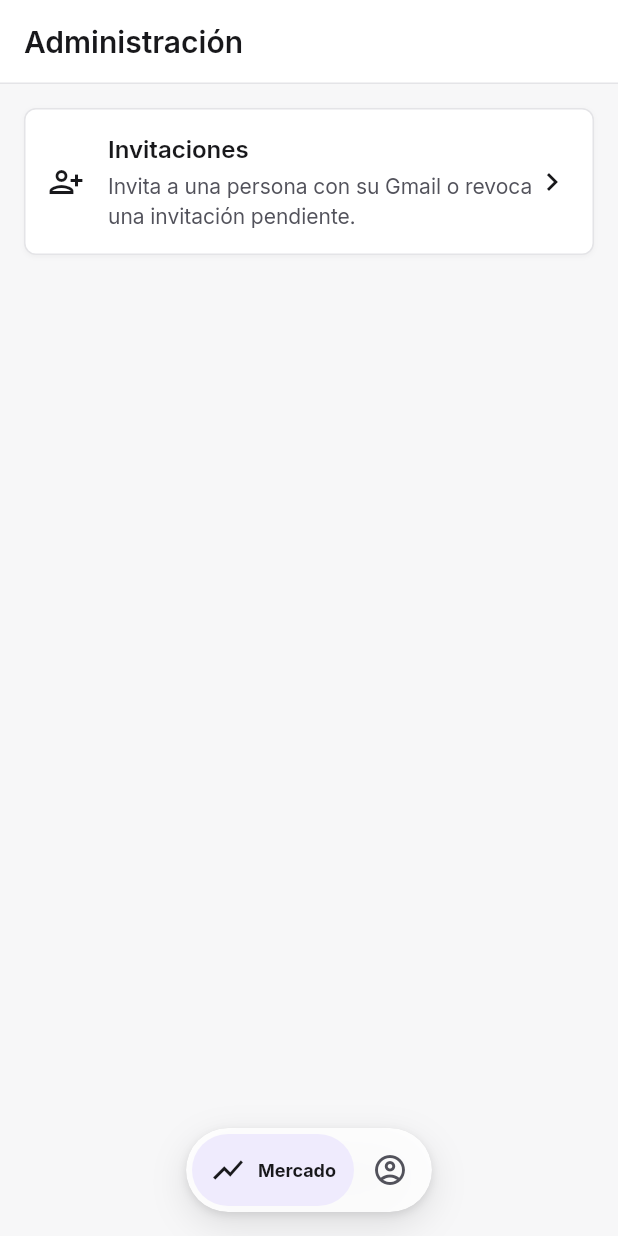
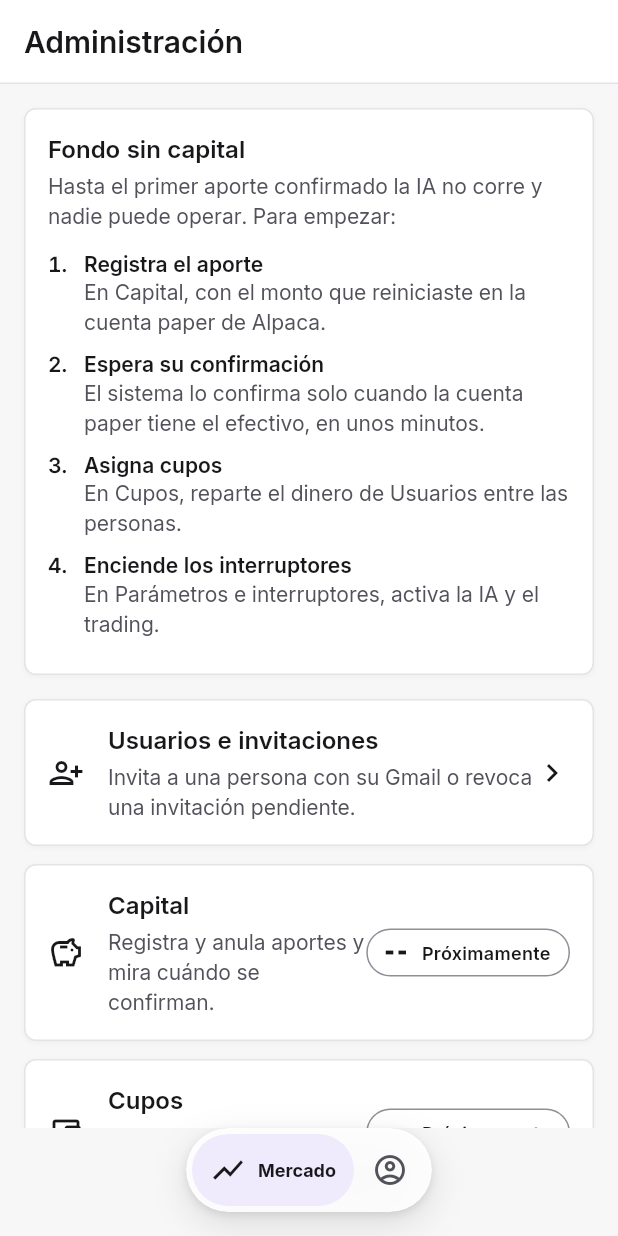
Before and after one commit to riverbonilla1504/NASTOCK, a Flutter app: the PaginaAdministracion screen opened by its route, on a phone screen of 412 x 824 dp. Run offline on Flutter 3.47's test engine with Material 3 defaults, Android fonts, the phone set to English and light mode, and no system bars; our stand-ins replace flutter_riverpod, flutter_secure_storage, go_router, google_sign_in, supabase_flutter; accounts and stored records are empty.

Commit message:
Agrega las entradas del MVP corto y la guía de primeros pasos a Administración (#123)
La guía aparece mientras el fondo no tiene un aporte confirmado. Las entradas sin pantalla quedan deshabilitadas hasta que su historia registra la subruta.

```diff
--- a/lib/app/destinos.dart
+++ b/lib/app/destinos.dart
@@ -95,6 +95,19 @@ final List<Destino> destinosDelMvp = [
   ),
 ];
 
+/// Si la sección [ruta] de Administración (`/admin/capital`…) ya tiene
+/// pantalla. Cada historia de E-11 registra su subruta en [destinosDelMvp] y
+/// con eso su entrada de Administración deja de estar deshabilitada.
+bool seccionDeAdministracionDisponible(String ruta) {
+  for (final destino in destinosDelMvp) {
+    if (destino.ruta != Rutas.admin) continue;
+    for (final subruta in destino.subrutas) {
+      if ('${Rutas.admin}/${subruta.path}' == ruta) return true;
+    }
+  }
+  return false;
+}
+
 /// El menú de [rol], en orden. Sin rol (o con un rol desconocido) solo queda
 /// Mercado, que es de todos y nunca deja a nadie sin a dónde ir.
 List<Destino> destinosDeRol(RolApp? rol) => [
--- a/lib/app/rutas.dart
+++ b/lib/app/rutas.dart
@@ -22,6 +22,15 @@ abstract final class Rutas {
   /// invitaciones" de HU-098 vive en la misma ruta.
   static const String adminUsuarios = '/admin/usuarios';
 
+  /// Capital: aportes (HU-099).
+  static const String adminCapital = '/admin/capital';
+
+  /// Cupos (HU-100).
+  static const String adminCupos = '/admin/cupos';
+
+  /// Parámetros e interruptores (HU-101).
+  static const String adminParametros = '/admin/parametros';
+
   /// Bandeja de riesgo: no existe en el MVP corto, pero su regla de acceso sí
   /// (Analista permitido, Administrador en solo lectura).
   static const String riesgo = '/riesgo';
--- /dev/null
+++ b/lib/features/admin/data/fondo_repositorio.dart
@@ -0,0 +1,42 @@
+/// Repositorio del estado del fondo para Administración: ¿ya tiene capital?
+/// Lee `movimientos_capital`, que solo ven el Analista y el Administrador por
+/// RLS (docs/03 §4.3). No escribe nada.
+library;
+
+import 'package:flutter_riverpod/flutter_riverpod.dart';
+import 'package:supabase_flutter/supabase_flutter.dart';
+
+import '../../../core/supabase/cliente_supabase.dart';
+
+abstract interface class FondoRepositorio {
+  /// `true` si hay al menos un aporte confirmado: el fondo ya tiene capital
+  /// (RN-11). Antes del primer aporte confirmado el fondo no opera.
+  Future<bool> tieneCapital();
+}
+
+class FondoRepositorioSupabase implements FondoRepositorio {
+  const FondoRepositorioSupabase(this._cliente);
+
+  final SupabaseClient _cliente;
+
+  @override
+  Future<bool> tieneCapital() async {
+    final filas = await _cliente
+        .from('movimientos_capital')
+        .select('id')
+        .eq('tipo', 'aporte')
+        .eq('estado', 'confirmado')
+        .limit(1);
+    return filas.isNotEmpty;
+  }
+}
+
+final fondoRepositorioProvider = Provider<FondoRepositorio>(
+  (ref) => FondoRepositorioSupabase(ref.watch(clienteSupabaseProvider)),
+);
+
+/// Si el fondo ya tiene capital. Se vuelve a leer cada vez que se abre
+/// Administración, así la guía desaparece tras el primer aporte confirmado.
+final fondoConCapitalProvider = FutureProvider.autoDispose<bool>(
+  (ref) => ref.watch(fondoRepositorioProvider).tieneCapital(),
+);
--- /dev/null
+++ b/lib/features/admin/presentation/guia_de_primeros_pasos.dart
@@ -0,0 +1,88 @@
+/// Guía de primeros pasos (CB-80, docs/08 §7.6): mientras el fondo no tiene
+/// capital, le dice al Administrador por dónde empezar. Solo nombra pasos cuya
+/// pantalla existe en el MVP corto.
+library;
+
+import 'package:flutter/material.dart';
+
+import '../../../app/tema.dart';
+import '../../../shared/widgets/tarjeta.dart';
+
+/// Los cuatro pasos, en orden.
+const List<({String titulo, String detalle})> pasosDePrimerosPasos = [
+  (
+    titulo: 'Registra el aporte',
+    detalle:
+        'En Capital, con el monto que reiniciaste en la cuenta paper de '
+        'Alpaca.',
+  ),
+  (
+    titulo: 'Espera su confirmación',
+    detalle:
+        'El sistema lo confirma solo cuando la cuenta paper tiene el '
+        'efectivo, en unos minutos.',
+  ),
+  (
+    titulo: 'Asigna cupos',
+    detalle: 'En Cupos, reparte el dinero de Usuarios entre las personas.',
+  ),
+  (
+    titulo: 'Enciende los interruptores',
+    detalle: 'En Parámetros e interruptores, activa la IA y el trading.',
+  ),
+];
+
+class GuiaDePrimerosPasos extends StatelessWidget {
+  const GuiaDePrimerosPasos({super.key});
+
+  @override
+  Widget build(BuildContext context) {
+    final c = context.colores;
+    final textos = Theme.of(context).textTheme;
+    return Tarjeta(
+      child: Column(
+        crossAxisAlignment: CrossAxisAlignment.start,
+        children: [
+          Text('Fondo sin capital', style: textos.titleMedium),
+          const SizedBox(height: Espacio.x1),
+          Text(
+            'Hasta el primer aporte confirmado la IA no corre y nadie puede '
+            'operar. Para empezar:',
+            style: textos.bodyMedium!.copyWith(color: c.tintaSuave),
+          ),
+          const SizedBox(height: Espacio.x3),
+          for (var i = 0; i < pasosDePrimerosPasos.length; i++)
+            Padding(
+              padding: const EdgeInsets.only(bottom: Espacio.x2),
+              child: Row(
+                crossAxisAlignment: CrossAxisAlignment.start,
+                children: [
+                  SizedBox(
+                    width: Espacio.x6,
+                    child: Text('${i + 1}.', style: textos.titleSmall),
+                  ),
+                  Expanded(
+                    child: Column(
+                      crossAxisAlignment: CrossAxisAlignment.start,
+                      children: [
+                        Text(
+                          pasosDePrimerosPasos[i].titulo,
+                          style: textos.titleSmall,
+                        ),
+                        Text(
+                          pasosDePrimerosPasos[i].detalle,
+                          style: textos.bodyMedium!.copyWith(
+                            color: c.tintaSuave,
+                          ),
+                        ),
+                      ],
+                    ),
+                  ),
+                ],
+              ),
+            ),
+        ],
+      ),
+    );
+  }
+}
--- a/lib/features/admin/presentation/pagina_administracion.dart
+++ b/lib/features/admin/presentation/pagina_administracion.dart
@@ -1,6 +1,9 @@
 /// Pantalla de Administración (`/admin`, docs/03 §3): la lista de secciones del
-/// Administrador. Cada historia de la épica E-11 agrega aquí la entrada de su
-/// sección; HU-003 trae la primera, Invitaciones.
+/// Administrador y, mientras el fondo no tiene capital, la guía de primeros
+/// pasos (CB-80). Solo trae las entradas del MVP corto (docs/14 §4.1): Usuarios
+/// e invitaciones, Capital, Cupos y Parámetros e interruptores. Una entrada
+/// está deshabilitada hasta que su historia registra la subruta en
+/// `destinos.dart`.
 ///
 /// Es experiencia de uso, no seguridad: a esta ruta solo llega el Administrador
 /// por la guarda de `/admin/*` (HU-006) y cada acción la decide la base de
@@ -8,12 +11,18 @@
 library;
 
 import 'package:flutter/material.dart';
+import 'package:flutter_riverpod/flutter_riverpod.dart';
 import 'package:go_router/go_router.dart';
 
+import '../../../app/destinos.dart';
 import '../../../app/rutas.dart';
 import '../../../app/tema.dart';
 import '../../../shared/widgets/barra_superior.dart';
+import '../../../shared/widgets/chip_de_estado.dart';
+import '../../../shared/widgets/forma_de_linea.dart';
 import '../../../shared/widgets/tarjeta.dart';
+import '../data/fondo_repositorio.dart';
+import 'guia_de_primeros_pasos.dart';
 
 /// Ancho máximo del contenido en ventanas anchas.
 const double anchoMaximoDeAdministracion = 720;
@@ -21,11 +30,62 @@ const double anchoMaximoDeAdministracion = 720;
 /// Clave de la entrada a Invitaciones, para las pruebas.
 const Key claveDeEntradaAInvitaciones = Key('entrada-invitaciones');
 
-class PaginaAdministracion extends StatelessWidget {
+/// Clave de la guía de primeros pasos, para las pruebas.
+const Key claveDeGuiaDePrimerosPasos = Key('guia-de-primeros-pasos');
+
+/// Clave de la entrada de una sección, para las pruebas.
+Key claveDeEntrada(String seccion) => Key('entrada-$seccion');
+
+/// Una entrada de la lista.
+typedef _Seccion = ({
+  String clave,
+  IconData icono,
+  String titulo,
+  String descripcion,
+  String ruta,
+});
+
+const List<_Seccion> _secciones = [
+  (
+    clave: 'invitaciones',
+    icono: Icons.person_add_alt,
+    titulo: 'Usuarios e invitaciones',
+    descripcion:
+        'Invita a una persona con su Gmail o revoca una invitación '
+        'pendiente.',
+    ruta: Rutas.adminUsuarios,
+  ),
+  (
+    clave: 'capital',
+    icono: Icons.savings_outlined,
+    titulo: 'Capital',
+    descripcion: 'Registra y anula aportes y mira cuándo se confirman.',
+    ruta: Rutas.adminCapital,
+  ),
+  (
+    clave: 'cupos',
+    icono: Icons.account_balance_wallet_outlined,
+    titulo: 'Cupos',
+    descripcion: 'Asigna o reduce el dinero de cada persona.',
+    ruta: Rutas.adminCupos,
+  ),
+  (
+    clave: 'parametros',
+    icono: Icons.tune,
+    titulo: 'Parámetros e interruptores',
+    descripcion: 'Ajusta las reglas del fondo y enciende la IA y el trading.',
+    ruta: Rutas.adminParametros,
+  ),
+];
+
+class PaginaAdministracion extends ConsumerWidget {
   const PaginaAdministracion({super.key});
 
   @override
-  Widget build(BuildContext context) {
+  Widget build(BuildContext context, WidgetRef ref) {
+    // Mientras carga o si falla la lectura no se muestra la guía: solo se
+    // muestra cuando se sabe que el fondo aún no tiene capital.
+    final sinCapital = ref.watch(fondoConCapitalProvider).value == false;
     // Deja libre el espacio de la isla de navegación, que flota sobre el cuerpo.
     final abajo = MediaQuery.paddingOf(context).bottom + Espacio.x4;
     return Scaffold(
@@ -44,15 +104,25 @@ class PaginaAdministracion extends StatelessWidget {
               abajo,
             ),
             children: [
-              _EntradaDeSeccion(
-                key: claveDeEntradaAInvitaciones,
-                icono: Icons.person_add_alt,
-                titulo: 'Invitaciones',
-                descripcion:
-                    'Invita a una persona con su Gmail o revoca una '
-                    'invitación pendiente.',
-                alTocar: () => context.push(Rutas.adminUsuarios),
-              ),
+              if (sinCapital) ...[
+                const GuiaDePrimerosPasos(key: claveDeGuiaDePrimerosPasos),
+                const SizedBox(height: Espacio.x4),
+              ],
+              for (final seccion in _secciones)
+                Padding(
+                  padding: const EdgeInsets.only(bottom: Espacio.x3),
+                  child: _EntradaDeSeccion(
+                    key: seccion.clave == 'invitaciones'
+                        ? claveDeEntradaAInvitaciones
+                        : claveDeEntrada(seccion.clave),
+                    icono: seccion.icono,
+                    titulo: seccion.titulo,
+                    descripcion: seccion.descripcion,
+                    alTocar: seccionDeAdministracionDisponible(seccion.ruta)
+                        ? () => context.push(seccion.ruta)
+                        : null,
+                  ),
+                ),
             ],
           ),
         ),
@@ -73,7 +143,9 @@ class _EntradaDeSeccion extends StatelessWidget {
   final IconData icono;
   final String titulo;
   final String descripcion;
-  final VoidCallback alTocar;
+
+  /// `null`: la pantalla de la sección aún no existe.
+  final VoidCallback? alTocar;
 
   @override
   Widget build(BuildContext context) {
@@ -81,7 +153,7 @@ class _EntradaDeSeccion extends StatelessWidget {
     final textos = Theme.of(context).textTheme;
     return MergeSemantics(
       child: Semantics(
-        button: true,
+        button: alTocar != null,
         child: Tarjeta(
           alTocar: alTocar,
           child: Row(
@@ -101,7 +173,13 @@ class _EntradaDeSeccion extends StatelessWidget {
                   ],
                 ),
               ),
-              Icon(Icons.chevron_right, color: c.tinta),
+              if (alTocar == null)
+                const ChipDeEstado(
+                  etiqueta: 'Próximamente',
+                  forma: FormaDeLinea.discontinua,
+                )
+              else
+                Icon(Icons.chevron_right, color: c.tinta),
             ],
           ),
         ),
```
Also changed, not shown: 4 other files.
